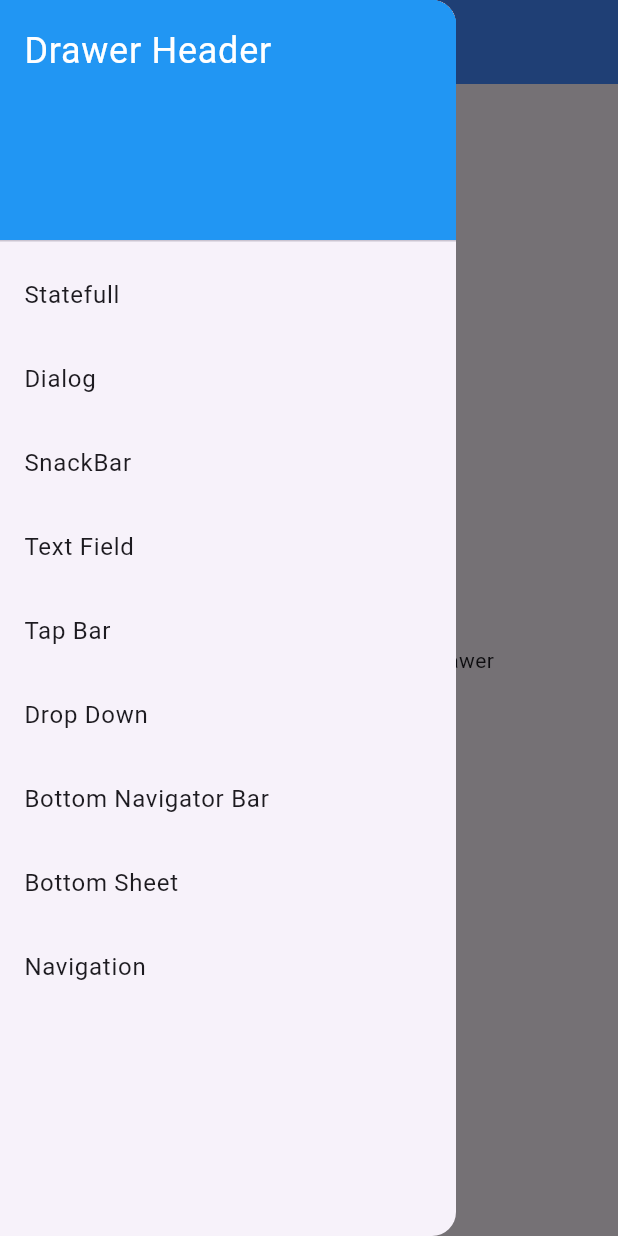
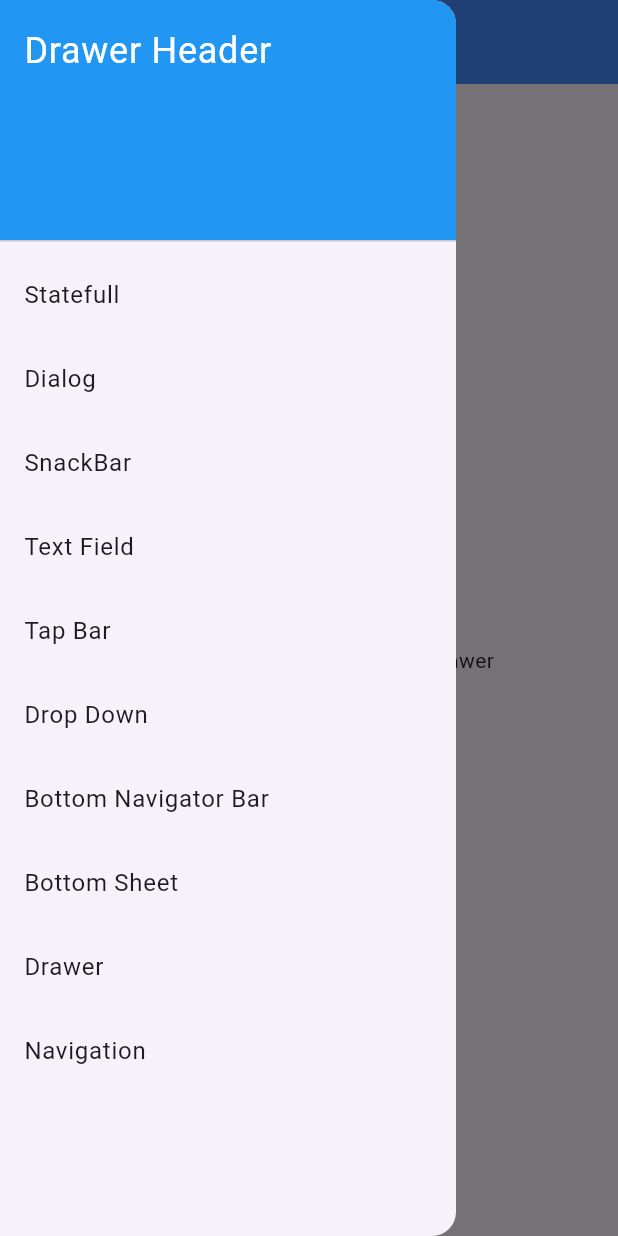
Before and after one commit to muhammadzulfans/navigation-and-state-flutter, a Flutter app: the screen it shows after launch, with the side drawer open, on a phone screen of 412 x 824 dp. Run offline on Flutter 3.47's test engine with Material 3 defaults, Android fonts, the phone set to English and light mode, and no system bars.

Commit message:
update all

```diff
--- a/lib/botNavbar.dart
+++ b/lib/botNavbar.dart
@@ -11,14 +11,17 @@ class _BotnavbarState extends State<Botnavbar> {
   @override
   Widget build(BuildContext context) {
     return Scaffold(
-      appBar: AppBar(title: Text('BottomNavigationBar Page'),
+      appBar: AppBar(
+        title: Text('BottomNavigationBar Page'),
         backgroundColor: Colors.green,
       ),
+
       body: Center(
         child: Text('Selected index: $_currentIndex'),
       ),
       bottomNavigationBar: BottomNavigationBar(
         currentIndex: _currentIndex,
+        backgroundColor: Colors.white30,
         items: [
           BottomNavigationBarItem(icon: Icon(Icons.home), label: 'Home'),
           BottomNavigationBarItem(icon: Icon(Icons.search), label: 'Search'),
--- a/lib/dialog.dart
+++ b/lib/dialog.dart
@@ -14,8 +14,9 @@ class MyDialog extends StatelessWidget {
               title: Text('Dialog Page'),
               backgroundColor: Colors.greenAccent,
             ),
+
         body: AlertDialog(
-          title: Text('WARNING'),
+          title: Text('WARNING ALERT!!!'),
           content: Text('Yakin!! mau pindah ke drawer page???'),
           actions: <Widget>[
             TextButton(
--- a/lib/drawer_page.dart
+++ b/lib/drawer_page.dart
@@ -4,7 +4,6 @@ import 'package:pertemuan4/botNavbar.dart';
 import 'package:pertemuan4/dialog.dart';
 import 'package:pertemuan4/drop_down_app.dart';
 import 'package:pertemuan4/nav.dart';
-import 'package:pertemuan4/navbar.dart';
 import 'package:pertemuan4/snackbar_page.dart';
 import 'package:pertemuan4/statful.dart';
 import 'package:pertemuan4/tabbar.dart';
@@ -20,6 +19,7 @@ class DrawerPage extends StatelessWidget {
         title: Text('Drawer Page'),
         backgroundColor: Colors.blueAccent,
       ),
+
       drawer: Drawer(
         child: ListView(
           padding: EdgeInsets.zero,
@@ -28,6 +28,7 @@ class DrawerPage extends StatelessWidget {
               decoration: BoxDecoration(color: Colors.blue),
               child: Text('Drawer Header', style: TextStyle(color: Colors.white, fontSize: 24)),
             ),
+
             ListTile(
               title: Text('Statefull'),
               onTap: () {
@@ -92,13 +93,13 @@ class DrawerPage extends StatelessWidget {
               },
             ),
 
-            // ListTile(
-            //   title: Text('Drawer'),
-            //   onTap: () {
-            //     Navigator.push(context,
-            //         MaterialPageRoute(builder: (BuildContext context) => DrawerPage()));
-            //   },
-            // ),
+            ListTile(
+              title: Text('Drawer'),
+              onTap: () {
+                Navigator.push(context,
+                    MaterialPageRoute(builder: (BuildContext context) => DrawerPage()));
+              },
+            ),
 
             ListTile(
               title: Text('Navigation'),
--- a/lib/drop_down_app.dart
+++ b/lib/drop_down_app.dart
@@ -8,14 +8,16 @@ class DropDownApp extends StatefulWidget {
 }
 
 class _DropDownAppState extends State<DropDownApp> {
+  String? _selectedItem = 'One';
+
   @override
   Widget build(BuildContext context) {
-    String? _selectedItem = 'One';
 
     return Scaffold(
       appBar: AppBar(title: Text('Dropdown Page'),
       backgroundColor: Colors.greenAccent
       ),
+
       body: Center(
         child: DropdownButton<String>(
           value: _selectedItem,
--- a/lib/main.dart
+++ b/lib/main.dart
@@ -20,10 +20,13 @@ class MyApp extends StatelessWidget {
   @override
   Widget build(BuildContext context) {
     return MaterialApp(
-      title: 'My App', // Judul aplikasi
+      // Judul aplikasi
+      title: 'My App',
       theme: ThemeData(
       ),
-      home: DrawerPage(), // Pastikan Homepage adalah widget stateless atau stateful
+
+      // Pastikan Homepage adalah widget stateless atau stateful
+      home: DrawerPage(),
     );
   }
 }
--- a/lib/nav.dart
+++ b/lib/nav.dart
@@ -13,7 +13,7 @@ class _NavState extends State<Nav> {
   Widget build(BuildContext context) {
     return Scaffold(
       appBar: AppBar(
-        title: Text("Home Page"),
+        title: Text("Navigation Page"),
         backgroundColor: Colors.green,
       ),
       body: Center(child: ElevatedButton(onPressed: () {
--- a/lib/statful.dart
+++ b/lib/statful.dart
@@ -25,6 +25,7 @@ class _StfulState extends State<Stateful> {
         title: Text("Counter"),
         backgroundColor: Colors.greenAccent,
       ),
+
       body: Center(
         child: Row(
           mainAxisAlignment: MainAxisAlignment.center,
--- a/lib/tabbar.dart
+++ b/lib/tabbar.dart
@@ -11,7 +11,7 @@ class _TabbarState extends State<Tabbar> {
   @override
   Widget build(BuildContext context) {
     return DefaultTabController(
-        length: 4,
+        length: 3,
         child: Scaffold(
           appBar: AppBar(
             title: Text("Tab Bar Page"),
@@ -20,16 +20,15 @@ class _TabbarState extends State<Tabbar> {
                 tabs: [
                   Tab(child: Text("Chat"),),
                   Tab(child: Text("Storry"),),
-                  Tab(child: Text("Komunitas"),),
                   Tab(child: Text("Panggilan"),),
                 ],
               ),
           ),
+
           body: TabBarView(
             children: [
               Text("Halaman Chat"),
               Text("Halaman Storry"),
-              Text("Halaman Komunitas"),
               Text("Halaman Panggilan"),
             ],
           ),
```
Also changed, not shown: lib/Bottom_Shet.dart (+2 -13 lines), lib/snackbar_page.dart (+4 -5 lines), lib/text1.dart (+7 -4 lines).
